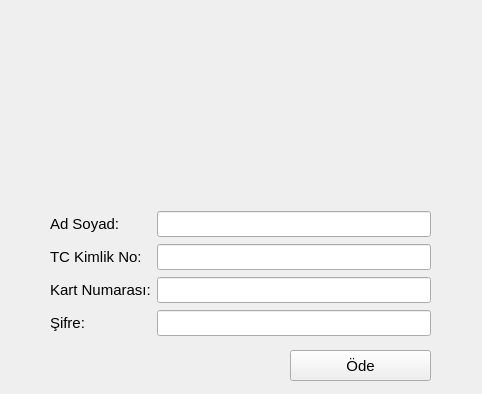
Old version of the form odeme_UI.ui in the repository the-atasoy/Global_AI_HUB_Pizza_Order_System.
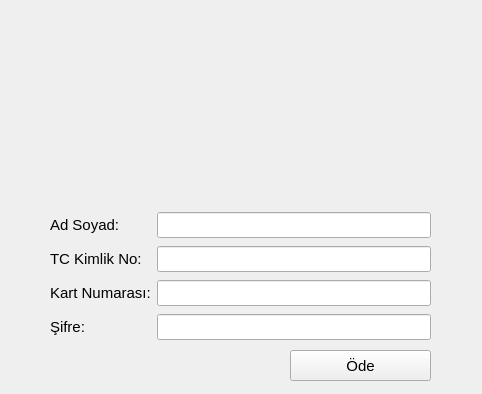
New version of the form. Icons and pictures are not drawn.

The edit to the form file:
```diff
--- a/odeme_UI.ui
+++ b/odeme_UI.ui
@@ -76,13 +76,13 @@
      <string/>
     </property>
    </widget>
-   <widget class="QWidget" name="">
+   <widget class="QWidget" name="layoutWidget">
     <property name="geometry">
      <rect>
       <x>50</x>
       <y>210</y>
       <width>381</width>
-      <height>131</height>
+      <height>135</height>
      </rect>
     </property>
     <layout class="QGridLayout" name="gridLayout">
```
Left out of the diff: 4 changed lines with no effect on the pictures.
